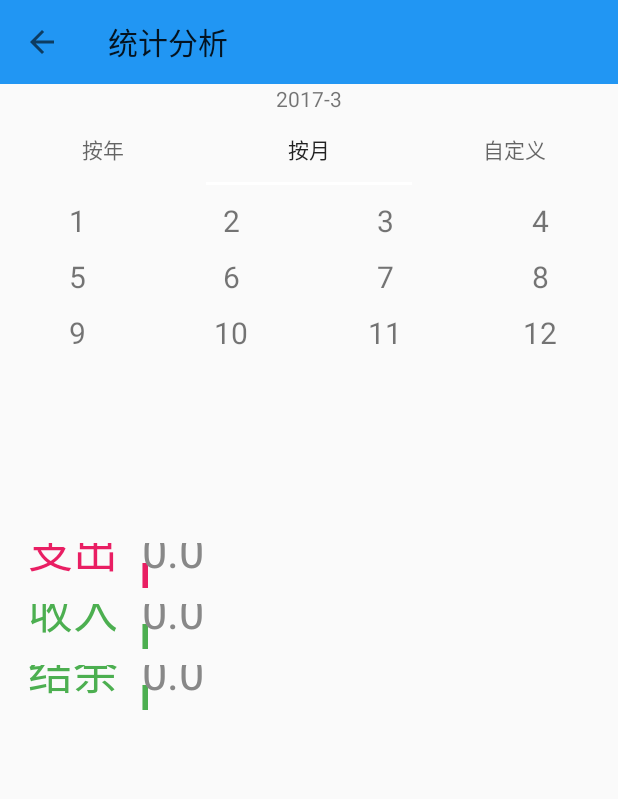
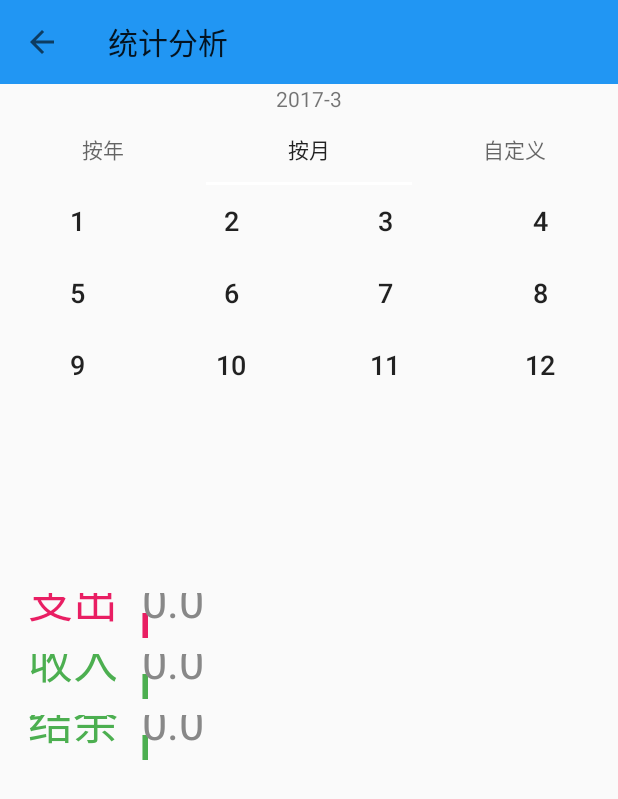
Before and after one commit to Byacht/New-Accounting, an Android app: the StatisticsActivity screen opened directly, with no data from a screen before it, tab 2 chosen, on a phone screen of 412 x 824 dp. Shown: the top 799 px of the screen. Run offline under Robolectric (Android 15) with nearby library versions, the phone set to English and light mode, and no system bars.

Commit message:
some change

```diff
--- a/app/src/main/java/com/example/dn/accounting/Activity/AlarmActivity.java
+++ b/app/src/main/java/com/example/dn/accounting/Activity/AlarmActivity.java
@@ -47,6 +47,8 @@ public class AlarmActivity extends AppCompatActivity {
             public void onToggle(boolean on) {
                 if (on){
                     Log.d("out","on");
+//                    Intent serviceIntent = new Intent(AlarmActivity.this, AlarmService.class);
+//                    startService(serviceIntent);
                     AlarmManagerUtil.setAlarm(AlarmActivity.this,mAlarmTime);
                     editor.putBoolean("isAlarmSet",true);
                     editor.commit();
--- a/app/src/main/java/com/example/dn/accounting/Activity/MainActivity.java
+++ b/app/src/main/java/com/example/dn/accounting/Activity/MainActivity.java
@@ -32,7 +32,6 @@ import android.util.Log;
 import android.view.Gravity;
 import android.view.LayoutInflater;
 import android.view.MenuItem;
-import android.view.MotionEvent;
 import android.view.View;
 import android.view.Window;
 import android.widget.Button;
@@ -87,11 +86,6 @@ public class MainActivity extends AppCompatActivity {
     private boolean isSelectAll = true;
 
     private ImageView add;  //添加账单按钮
-
-    private float startX;
-    private float startY;
-    private float endX;
-    private float endY;
 
     @Override
     protected void onCreate(Bundle savedInstanceState) {
--- a/app/src/main/java/com/example/dn/accounting/Activity/StatisticsActivity.java
+++ b/app/src/main/java/com/example/dn/accounting/Activity/StatisticsActivity.java
@@ -94,7 +94,7 @@ public class StatisticsActivity extends AppCompatActivity {
     }
 
     private void initView(){
-        viewHeight = 350;
+        viewHeight = 400;
         mSearchTime = TimeUtil.getCurrentTime().substring(0, 7);
         mSelectedYear = mSearchTime.substring(0, 4);
         mSelectedMonth = mSearchTime.substring(5, 7);
@@ -159,6 +159,7 @@ public class StatisticsActivity extends AppCompatActivity {
             @Override
             public void onTabSelected(TabLayout.Tab tab) {
                 if (tab.getPosition() == 0){
+                    hideChooseTimeLayout();
                     showYearPickerDialog();
                 }
                 if (tab.getPosition() == 1){
@@ -166,6 +167,7 @@ public class StatisticsActivity extends AppCompatActivity {
                     showChooseTimeLayout();
                 }
                 if (tab.getPosition() == 2){
+                    hideChooseTimeLayout();
                     showDoubleDatePicker();
                 }
             }
--- a/app/src/main/java/com/example/dn/accounting/View/MyFragment.java
+++ b/app/src/main/java/com/example/dn/accounting/View/MyFragment.java
@@ -3,7 +3,6 @@ package com.example.dn.accounting.View;
 import android.os.Bundle;
 import android.support.annotation.Nullable;
 import android.support.v4.app.Fragment;
-import android.util.Log;
 import android.view.LayoutInflater;
 import android.view.View;
 import android.view.ViewGroup;
@@ -18,7 +17,6 @@ import com.example.dn.accounting.R;
 public class MyFragment extends Fragment implements View.OnClickListener{
     private static final String ARGS_PAGE = "page";
     private int mPage;
-    private TextView mTextView;
 
     public interface OnShowTime{
         void showTime(String time);
@@ -65,7 +63,7 @@ public class MyFragment extends Fragment implements View.OnClickListener{
             view.findViewById(R.id.Nov).setOnClickListener(this);
             view.findViewById(R.id.Dec).setOnClickListener(this);
         } else {
-            view = inflater.inflate(R.layout.choose_month_layout,container,false);
+            view = null;
         }
         return view;
     }
--- a/app/src/main/res/layout/activity_main.xml
+++ b/app/src/main/res/layout/activity_main.xml
@@ -75,14 +75,13 @@
 
                 <ImageView
                     android:id="@+id/add"
-                    style="@style/MaterialAnimations"
                     android:layout_width="80dp"
                     android:layout_height="80dp"
                     android:layout_alignParentBottom="true"
                     android:layout_alignParentRight="true"
                     android:layout_margin="20dp"
                     android:src="@drawable/add"
-                    android:elevation="100dp"
+                    android:elevation="10dp"
                     android:transitionName="@string/add"/>
 
                 <android.support.v7.widget.RecyclerView
--- a/app/src/main/res/layout/choose_month_layout.xml
+++ b/app/src/main/res/layout/choose_month_layout.xml
@@ -6,113 +6,125 @@
     <LinearLayout
         android:layout_width="match_parent"
         android:layout_height="wrap_content"
-        android:paddingTop="10dp">
-        <TextView
+        android:paddingTop="0dp">
+        <Button
             android:id="@+id/Jan"
             android:layout_width="0dp"
             android:layout_height="wrap_content"
             android:layout_weight="1"
-            android:textSize="20sp"
+            android:textSize="18sp"
             android:gravity="center"
+            android:background="?android:attr/selectableItemBackground"
             android:text="1"/>
-        <TextView
+        <Button
             android:id="@+id/Feb"
             android:layout_width="0dp"
             android:layout_height="wrap_content"
             android:layout_weight="1"
             android:gravity="center"
-            android:textSize="20sp"
-            android:text="2"/>
-        <TextView
+            android:textSize="18sp"
+            android:text="2"
+            android:background="?android:attr/selectableItemBackground"/>
+        <Button
             android:id="@+id/Mar"
             android:layout_width="0dp"
             android:layout_height="wrap_content"
             android:layout_weight="1"
             android:gravity="center"
-            android:textSize="20sp"
-            android:text="3"/>
-        <TextView
+            android:textSize="18sp"
+            android:text="3"
+            android:background="?android:attr/selectableItemBackground"/>
+        <Button
             android:id="@+id/Apr"
             android:layout_width="0dp"
             android:layout_height="wrap_content"
             android:layout_weight="1"
             android:gravity="center"
-            android:textSize="20sp"
-            android:text="4"/>
+            android:textSize="18sp"
+            android:text="4"
+            android:background="?android:attr/selectableItemBackground"/>
     </LinearLayout>
     <LinearLayout
         android:layout_width="match_parent"
         android:layout_height="wrap_content"
-        android:paddingTop="10dp">
-        <TextView
+        android:paddingTop="0dp">
+        <Button
             android:id="@+id/May"
             android:layout_width="0dp"
             android:layout_height="wrap_content"
             android:layout_weight="1"
-            android:textSize="20sp"
+            android:textSize="18sp"
             android:gravity="center"
-            android:text="5"/>
-        <TextView
+            android:text="5"
+            android:background="?android:attr/selectableItemBackground"/>
+        <Button
             android:id="@+id/Jun"
             android:layout_width="0dp"
             android:layout_height="wrap_content"
             android:layout_weight="1"
             android:gravity="center"
-            android:textSize="20sp"
-            android:text="6"/>
-        <TextView
+            android:textSize="18sp"
+            android:text="6"
+            android:background="?android:attr/selectableItemBackground"/>
+        <Button
             android:id="@+id/Jul"
             android:layout_width="0dp"
             android:layout_height="wrap_content"
             android:layout_weight="1"
             android:gravity="center"
-            android:textSize="20sp"
-            android:text="7"/>
-        <TextView
+            android:textSize="18sp"
+            android:text="7"
+            android:background="?android:attr/selectableItemBackground"/>
+        <Button
             android:id="@+id/Aug"
             android:layout_width="0dp"
             android:layout_height="wrap_content"
             android:layout_weight="1"
             android:gravity="center"
-            android:textSize="20sp"
-            android:text="8"/>
+            android:textSize="18sp"
+            android:text="8"
+            android:background="?android:attr/selectableItemBackground"/>
     </LinearLayout>
     <LinearLayout
         android:layout_width="match_parent"
         android:layout_height="wrap_content"
-        android:paddingTop="10dp">
-        <TextView
+        android:paddingTop="0dp">
+        <Button
             android:id="@+id/Sept"
             android:layout_width="0dp"
             android:layout_height="wrap_content"
             android:layout_weight="1"
-            android:textSize="20sp"
+            android:textSize="18sp"
             android:gravity="center"
-            android:text="9"/>
-        <TextView
+            android:text="9"
+            android:background="?android:attr/selectableItemBackground"/>
+        <Button
             android:id="@+id/Obt"
             android:layout_width="0dp"
             android:layout_height="wrap_content"
             android:layout_weight="1"
             android:gravity="center"
-            android:textSize="20sp"
-            android:text="10"/>
-        <TextView
+            android:textSize="18sp"
+            android:text="10"
+            android:background="?android:attr/selectableItemBackground"/>
+        <Button
             android:id="@+id/Nov"
             android:layout_width="0dp"
             android:layout_height="wrap_content"
             android:layout_weight="1"
             android:gravity="center"
-            android:textSize="20sp"
-            android:text="11"/>
-        <TextView
+            android:textSize="18sp"
+            android:text="11"
+            android:background="?android:attr/selectableItemBackground"/>
+        <Button
             android:id="@+id/Dec"
             android:layout_width="0dp"
             android:layout_height="wrap_content"
             android:layout_weight="1"
             android:gravity="center"
-            android:textSize="20sp"
-            android:text="12"/>
+            android:textSize="18sp"
+            android:text="12"
+            android:background="?android:attr/selectableItemBackground"/>
     </LinearLayout>
 
 </LinearLayout>
--- a/app/src/main/res/layout/tag_view.xml
+++ b/app/src/main/res/layout/tag_view.xml
@@ -11,11 +11,9 @@
     <TextView
         android:id="@+id/tag_text"
         android:focusable="true"
-
         android:layout_width="match_parent"
         android:layout_height="wrap_content"
         android:textSize="12sp"
-
         android:gravity="center"
         android:layout_marginBottom="10dp"/>
 
--- a/app/src/main/res/values/colors.xml
+++ b/app/src/main/res/values/colors.xml
@@ -1,7 +1,7 @@
 <?xml version="1.0" encoding="utf-8"?>
 <resources>
-    <color name="colorPrimary">#3F51B5</color>
-    <color name="colorPrimaryDark">#303F9F</color>
+    <color name="colorPrimary">#2196F3</color>
+    <color name="colorPrimaryDark">#0288D1</color>
     <color name="colorAccent">#FF4081</color>
     <color name="black">#000000</color>
     <color name="white">#ffffff</color>
--- a/app/src/main/res/values/dimens.xml
+++ b/app/src/main/res/values/dimens.xml
@@ -2,4 +2,10 @@
     <!-- Default screen margins, per the Android Design guidelines. -->
     <dimen name="activity_horizontal_margin">16dp</dimen>
     <dimen name="activity_vertical_margin">16dp</dimen>
+
+    <!--
+Refer to App Widget Documentation for margin information
+http://developer.android.com/guide/topics/appwidgets/index.html#CreatingLayout
+    -->
+    <dimen name="widget_margin">8dp</dimen>
 </resources>
--- a/app/src/main/res/values/strings.xml
+++ b/app/src/main/res/values/strings.xml
@@ -3,4 +3,6 @@
     <string name="add">Add</string>
     <string name="open">open</string>
     <string name="close">close</string>
+    <string name="appwidget_text">EXAMPLE</string>
+    <string name="add_widget">Add widget</string>
 </resources>
```
Also changed, not shown: app/src/main/AndroidManifest.xml (+13 -1 lines), app/src/main/java/com/example/dn/accounting/Adapter/TagChoiceAdapter.java (+29 -2 lines), app/src/main/java/com/example/dn/accounting/MyWidgetProvider.java (added, +101 -0 lines), app/src/main/res/layout/my_widget_provider.xml (added, +21 -0 lines), app/src/main/res/layout/widget.xml (added, +12 -0 lines), app/src/main/res/values-v14/dimens.xml (added, +10 -0 lines), app/src/main/res/xml/my_widget_provider_info.xml (added, +7 -0 lines), 1 other file.
